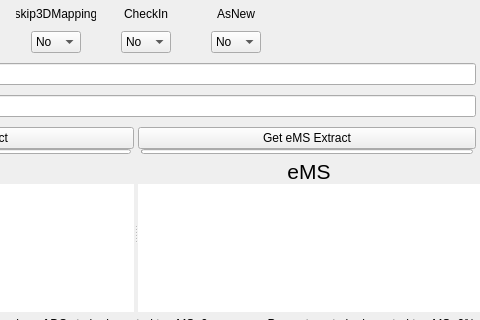
Before: the Qt Designer form ebomcompareview.ui in MazvydasT/TCeMSComp, drawn with Qt 5; both pictures show x 208 to 688 and y 0 to 320 of the 688 by 503 pixel window.
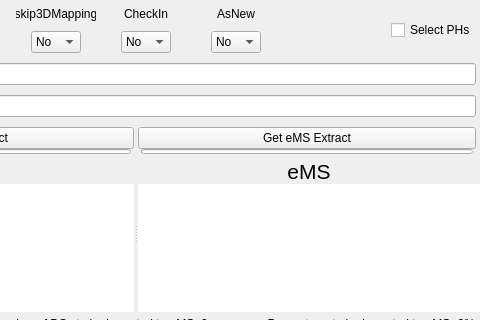
After: the same form once the commit is applied.

Commit message: v1.6.0 - added ability to select PHs instead of DSs by default

Diff of the .ui file:
```diff
--- a/ebomcompareview.ui
+++ b/ebomcompareview.ui
@@ -362,6 +362,13 @@
              </property>
             </spacer>
            </item>
+           <item>
+            <widget class="QCheckBox" name="selectPHCheckBox">
+             <property name="text">
+              <string>Select PHs</string>
+             </property>
+            </widget>
+           </item>
           </layout>
          </item>
          <item>
```
The commit also changes 3 other files.
